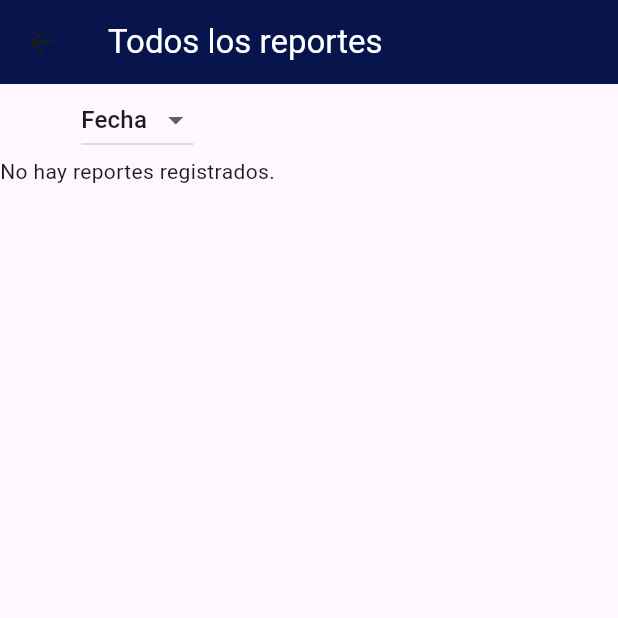
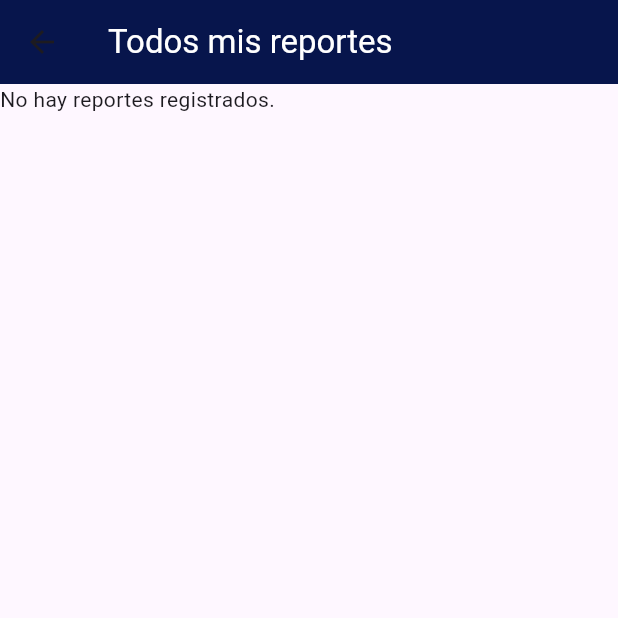
Before and after one commit to maugalcst/gastrack, a Flutter app: the EmployeeDashboardScreen screen opened by its route, after a tap on "Ver todos mis reportes", on a phone screen of 412 x 824 dp, the top half of it. Run offline on Flutter 3.47's test engine with Material 3 defaults, Android fonts, the phone set to English and light mode, and no system bars; our stand-ins replace auto_size_text, cached_network_image, cloud_firestore, device_info_plus, firebase_auth, firebase_core and 4 more; missing offline and left inert: syncfusion_flutter_xlsio; accounts and stored records are empty; network calls fail.

```diff
--- a/lib/screens/employee/employee_dashboard_screen.dart
+++ b/lib/screens/employee/employee_dashboard_screen.dart
@@ -5,6 +5,7 @@ import 'package:firebase_auth/firebase_auth.dart';
 import 'package:intl/intl.dart'; // Para dar formato a la fecha
 import 'package:cached_network_image/cached_network_image.dart';
 import 'package:auto_size_text/auto_size_text.dart';  // Para auto ajustar texto
+import 'package:gastrack_uanl/screens/login_screen.dart';
 
 class EmployeeDashboardScreen extends StatefulWidget {
   @override
@@ -39,6 +40,22 @@ class _EmployeeDashboardScreenState extends State<EmployeeDashboardScreen> {
               ),
             ),
           ),
+          actions: [
+            IconButton(
+              icon: Icon(
+                Icons.logout,
+                color: Color.fromARGB(255, 255, 255, 255), // Color naranja
+              ),
+              onPressed: () async {
+                await FirebaseAuth.instance.signOut();
+                Navigator.pushReplacement(
+                  context,
+                  MaterialPageRoute(builder: (context) => LoginScreen()), // Reemplaza con tu pantalla de login
+                );
+              },
+              tooltip: 'Cerrar sesión',
+            ),
+          ],
         ),
       ),
       body: SingleChildScrollView(
@@ -547,35 +564,18 @@ class _AllReportsScreenState extends State<AllReportsScreen> {
     return Scaffold(
       appBar: AppBar(
         title: Text(
-          'Todos los reportes',
+          'Todos mis reportes',
           style: TextStyle(color: Colors.white),),
         backgroundColor: Color.fromARGB(255, 7, 21, 76),
       ),
       body: Column(
         children: [
-          DropdownButton<String>(
-            value: _selectedOrder,
-            onChanged: (String? newValue) {
-              setState(() {
-                _selectedOrder = newValue!;
-              });
-            },
-            items: <String>['Fecha', 'Unidad'].map<DropdownMenuItem<String>>((
-                String value) {
-              return DropdownMenuItem<String>(
-                value: value,
-                child: Text(value),
-              );
-            }).toList(),
-          ),
           Expanded(
             child: StreamBuilder(
               stream: FirebaseFirestore.instance
                   .collection('reports')
-                  .where('email', isEqualTo: FirebaseAuth.instance.currentUser!
-                  .email) // Filtro por el email del usuario autenticado
-                  .orderBy(_selectedOrder == 'Fecha' ? 'date' : 'unit_number',
-                  descending: true)
+                  .where('email', isEqualTo: FirebaseAuth.instance.currentUser!.email) // Filtro por el email del usuario autenticado
+                  .orderBy('date', descending: true) // Ordenar solo por fecha
                   .snapshots(),
               builder: (context, AsyncSnapshot<QuerySnapshot> snapshot) {
                 if (snapshot.connectionState == ConnectionState.waiting) {
```
Also changed, not shown: lib/screens/admin/admin_dashboard_screen.dart (+18 -0 lines).
